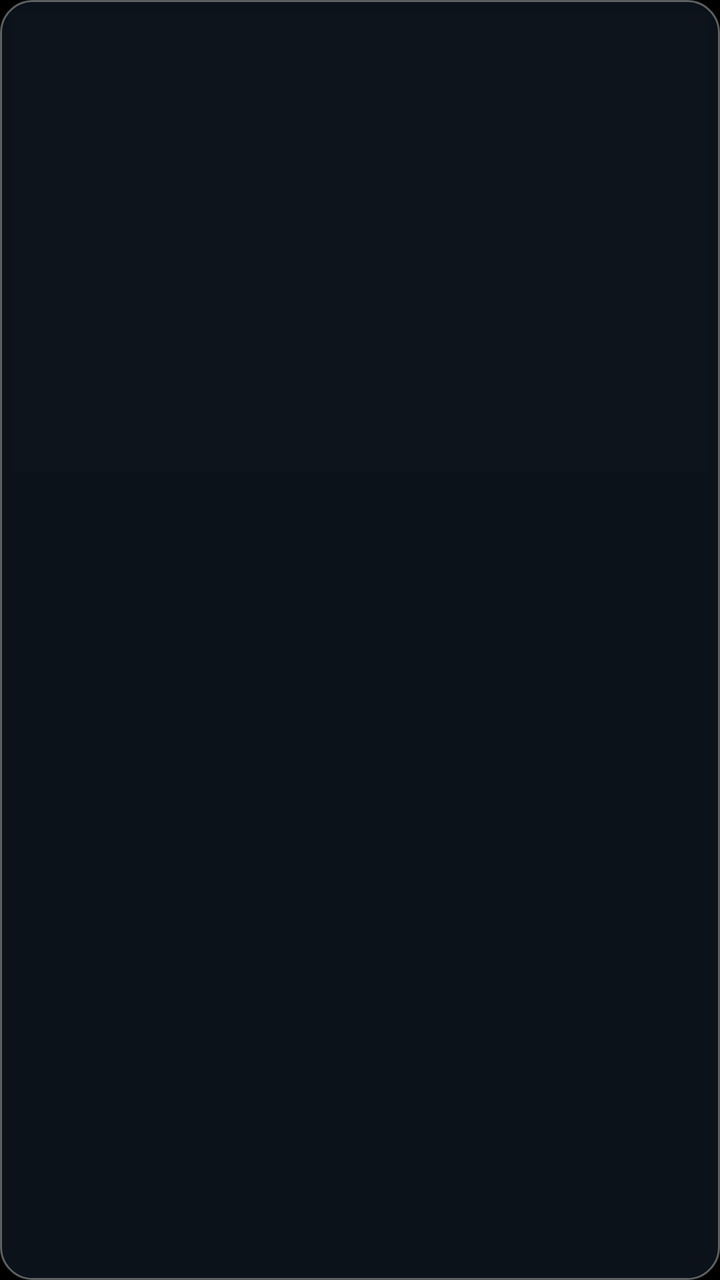
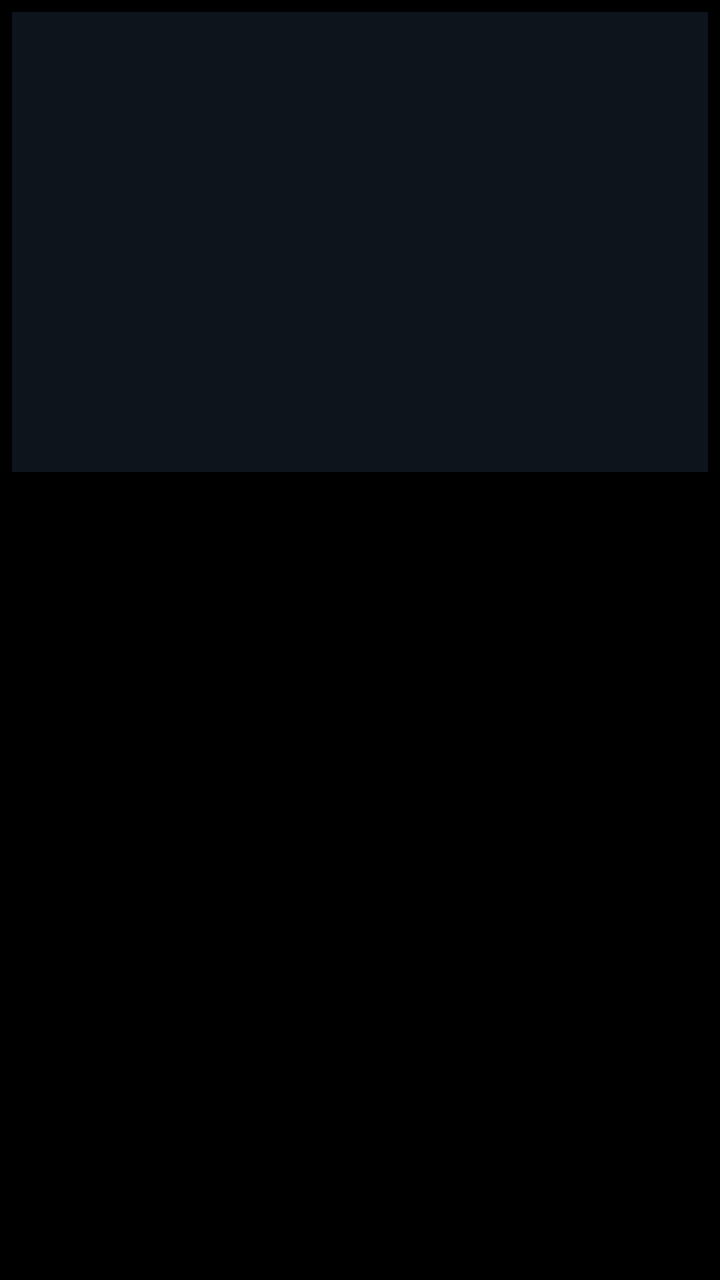

Screens rendered from an Android XML layout before and after an edit, with the pre-edit source and the edit as a unified diff.
<!-- AndroidManifest.xml: application theme Theme.Player -->
<!-- res/layout/item_poster.xml -->
<?xml version="1.0" encoding="utf-8"?>
<LinearLayout xmlns:android="http://schemas.android.com/apk/res/android"
    android:layout_width="match_parent"
    android:layout_height="wrap_content"
    android:orientation="vertical"
    android:padding="6dp"
    android:background="@drawable/card_bg"
    android:defaultFocusHighlightEnabled="false"
    android:focusable="true"
    android:clickable="true">

    <ImageView
        android:id="@+id/poster"
        android:layout_width="match_parent"
        android:layout_height="230dp"
        android:scaleType="centerCrop"
        android:background="#0E141B"
        android:contentDescription="Cartaz" />

    <TextView
        android:id="@+id/poster_title"
        android:layout_width="match_parent"
        android:layout_height="wrap_content"
        android:layout_marginTop="6dp"
        android:lines="2"
        android:ellipsize="end"
        android:textColor="#FFFFFF"
        android:textSize="13sp"
        android:gravity="center" />
</LinearLayout>
<!-- resources referenced by this layout -->
<resources>
  <!-- drawable card_bg (drawable) -->
  <?xml version="1.0" encoding="utf-8"?>
  <selector xmlns:android="http://schemas.android.com/apk/res/android">
      <item android:state_focused="true">
          <shape android:shape="rectangle">
              <solid android:color="#F23DA9FC" />
              <stroke android:width="3dp" android:color="#FFFFFFFF" />
              <corners android:radius="16dp" />
          </shape>
      </item>
      <item android:state_pressed="true">
          <shape android:shape="rectangle">
              <solid android:color="#FF2E8BD6" />
              <corners android:radius="16dp" />
          </shape>
      </item>
      <item>
          <shape android:shape="rectangle">
              <solid android:color="#B3121A26" />
              <stroke android:width="1dp" android:color="#59FFFFFF" />
              <corners android:radius="16dp" />
          </shape>
      </item>
  </selector>
  <style name="Theme.Player" parent="Theme.AppCompat.NoActionBar">
          <item name="android:windowNoTitle">true</item>
          <item name="android:windowFullscreen">true</item>
          <item name="android:windowBackground">@android:color/black</item>
      </style>
</resources>

<!-- the commit's change to res/layout/item_poster.xml (unified diff, before → after) -->
@@ -3,11 +3,7 @@
     android:layout_width="match_parent"
     android:layout_height="wrap_content"
     android:orientation="vertical"
-    android:padding="6dp"
-    android:background="@drawable/card_bg"
-    android:defaultFocusHighlightEnabled="false"
-    android:focusable="true"
-    android:clickable="true">
+    android:padding="6dp">
 
     <ImageView
         android:id="@+id/poster"
<!-- resource entries referenced after the edit -->
@@ -1,29 +1,5 @@
 <!-- resources referenced by this layout -->
 <resources>
-  <!-- drawable card_bg (drawable) -->
-  <?xml version="1.0" encoding="utf-8"?>
-  <selector xmlns:android="http://schemas.android.com/apk/res/android">
-      <item android:state_focused="true">
-          <shape android:shape="rectangle">
-              <solid android:color="#F23DA9FC" />
-              <stroke android:width="3dp" android:color="#FFFFFFFF" />
-              <corners android:radius="16dp" />
-          </shape>
-      </item>
-      <item android:state_pressed="true">
-          <shape android:shape="rectangle">
-              <solid android:color="#FF2E8BD6" />
-              <corners android:radius="16dp" />
-          </shape>
-      </item>
-      <item>
-          <shape android:shape="rectangle">
-              <solid android:color="#B3121A26" />
-              <stroke android:width="1dp" android:color="#59FFFFFF" />
-              <corners android:radius="16dp" />
-          </shape>
-      </item>
-  </selector>
   <style name="Theme.Player" parent="Theme.AppCompat.NoActionBar">
           <item name="android:windowNoTitle">true</item>
           <item name="android:windowFullscreen">true</item>
